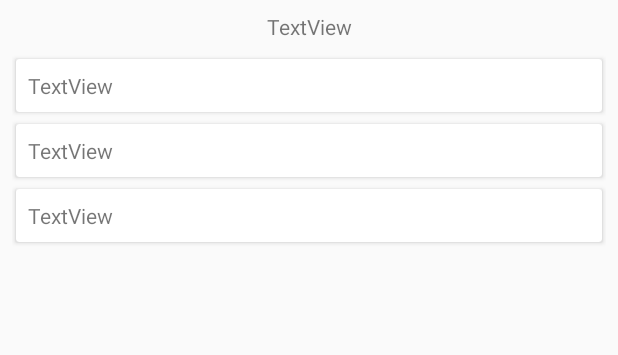
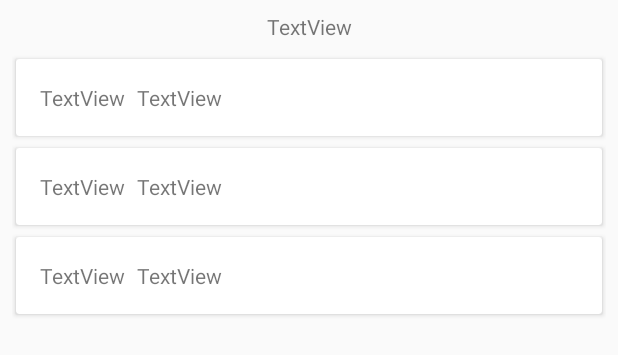
Before and after one commit to nrloyd/Ranker, an Android app: the layout activity_results.xml on its own in the app's theme, with its tools: preview values and no code run, on a phone screen of 412 x 824 dp. Shown: the top 355 px of the screen. Run offline under Robolectric (Android 15) with nearby library versions, the phone set to English and light mode, and no system bars.

```diff
--- a/app/src/main/java/com/example/ranker/ResultsActivity.java
+++ b/app/src/main/java/com/example/ranker/ResultsActivity.java
@@ -48,9 +48,10 @@ public class ResultsActivity extends AppCompatActivity {
         final LinearLayoutManager itemsLayoutManager = new LinearLayoutManager(this);
         recyclerItems.setLayoutManager(itemsLayoutManager);
 
-        List<String> items = new ArrayList<String>(Arrays.asList(mGroup.getStrings()));
+        List<String> ranks = new ArrayList<String>(Arrays.asList(mGroup.presentRanking()[0]));
+        List<String> items = new ArrayList<String>(Arrays.asList(mGroup.presentRanking()[1]));
 
-        RankedListRecyclerAdapter rankedListRecyclerAdapter = new RankedListRecyclerAdapter(this, items);
+        RankedListRecyclerAdapter rankedListRecyclerAdapter = new RankedListRecyclerAdapter(this, ranks, items);
         recyclerItems.setAdapter(rankedListRecyclerAdapter);
     }
 }
--- a/app/src/main/res/layout/item_ranked_list.xml
+++ b/app/src/main/res/layout/item_ranked_list.xml
@@ -11,10 +11,36 @@
         app:cardUseCompatPadding="true"
         app:contentPadding="8dp">
 
-        <TextView
-            android:id="@+id/item_text"
+        <androidx.constraintlayout.widget.ConstraintLayout
             android:layout_width="match_parent"
-            android:layout_height="wrap_content"
-            android:text="TextView" />
+            android:layout_height="match_parent">
+
+            <TextView
+                android:id="@+id/rank_text"
+                android:layout_width="wrap_content"
+                android:layout_height="wrap_content"
+                android:layout_marginStart="8dp"
+                android:layout_marginTop="8dp"
+                android:layout_marginBottom="8dp"
+                android:text="TextView"
+                app:layout_constraintBottom_toBottomOf="parent"
+                app:layout_constraintStart_toStartOf="parent"
+                app:layout_constraintTop_toTopOf="parent" />
+
+            <TextView
+                android:id="@+id/item_text"
+                android:layout_width="0dp"
+                android:layout_height="wrap_content"
+                android:layout_marginStart="8dp"
+                android:layout_marginTop="8dp"
+                android:layout_marginEnd="8dp"
+                android:layout_marginBottom="8dp"
+                android:text="TextView"
+                app:layout_constraintBottom_toBottomOf="parent"
+                app:layout_constraintEnd_toEndOf="parent"
+                app:layout_constraintStart_toEndOf="@id/rank_text"
+                app:layout_constraintTop_toTopOf="parent" />
+        </androidx.constraintlayout.widget.ConstraintLayout>
+
     </androidx.cardview.widget.CardView>
 </FrameLayout>
```
Also changed, not shown: app/src/main/java/com/example/ranker/RankedListRecyclerAdapter.java (+8 -2 lines), 1 other file.
